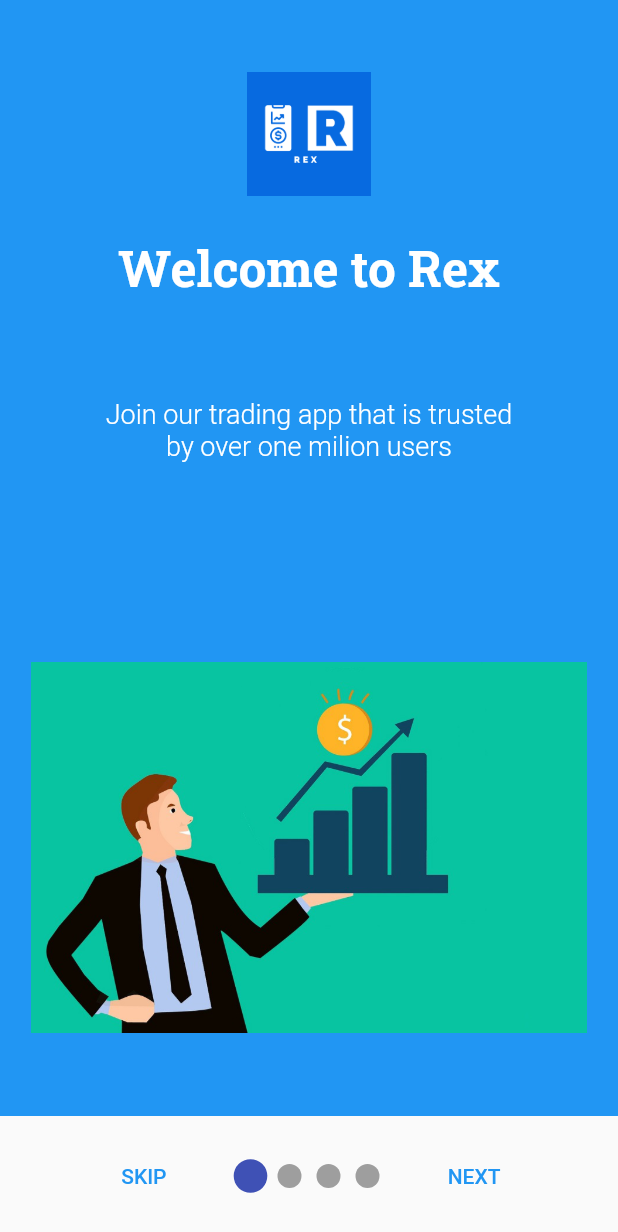
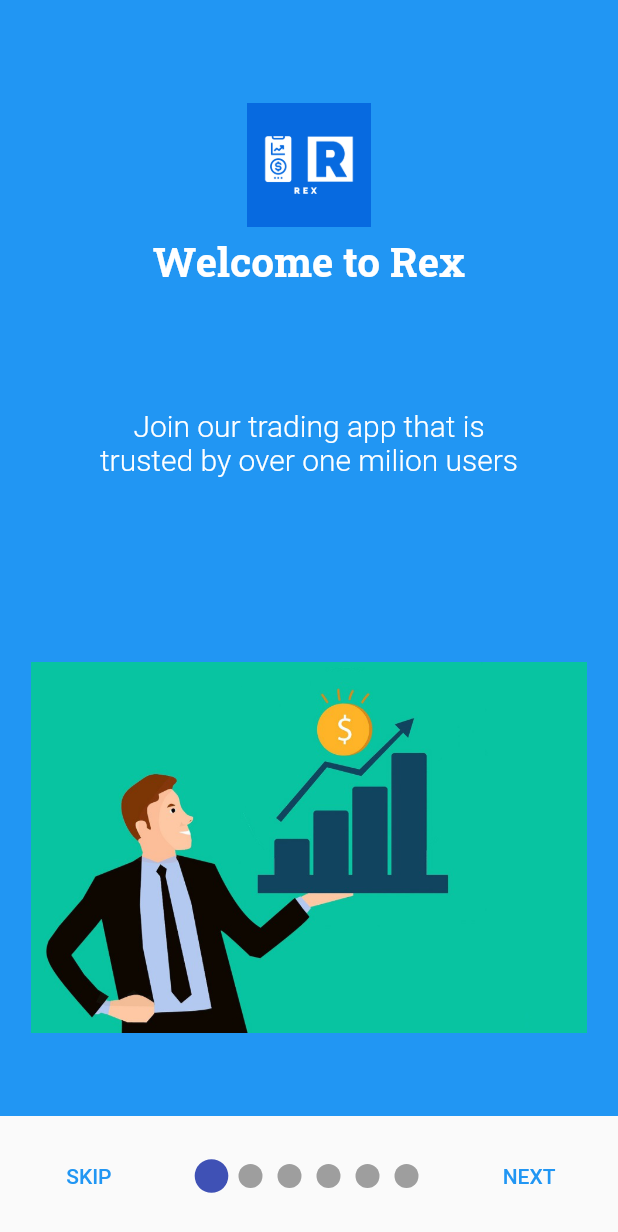
Before and after one commit to Seaclaw/alvinsapp, a Flutter app: the Onboarding screen opened directly, on a phone screen of 412 x 824 dp. Shown: the top 1232 px of the screen. Run offline on Flutter 3.47's test engine with Material 2 defaults, Android fonts, the phone set to English and light mode, and no system bars; drawn by our look-alikes of auto_size_text, smooth_page_indicator; our stand-ins replace shared_preferences; accounts and stored records are empty.

```diff
--- a/lib/main.dart
+++ b/lib/main.dart
@@ -1,8 +1,7 @@
 import 'package:flutter/material.dart';
 import 'package:rex_trading/onboarding.dart';
-
 import 'package:rex_trading/signup.dart';
-//import 'package:flutter/services.dart';
+import 'package:flutter/services.dart';
 import 'package:shared_preferences/shared_preferences.dart';
 //import 'dart:html';
 //import 'package:flutter/rendering.dart';
@@ -14,8 +13,13 @@ int? isViewed;
 
 void main(List<String> args) async {
   WidgetsFlutterBinding.ensureInitialized();
-  SharedPreferences prefs = await SharedPreferences.getInstance();
-  isViewed = prefs.getInt('onBoard');
+  SystemChrome.setPreferredOrientations([
+    DeviceOrientation.portraitUp,
+    DeviceOrientation.portraitDown
+  ]); //disable landscape mode
+
+  //SharedPreferences prefs = await SharedPreferences.getInstance();
+  //isViewed = prefs.getInt('onboard');
   runApp(MyApp());
 }
 
@@ -25,8 +29,11 @@ class MyApp extends StatelessWidget {
   @override
   Widget build(BuildContext context) {
     return MaterialApp(
-        debugShowCheckedModeBanner: false,
-        theme: ThemeData(primarySwatch: Colors.blue),
-        home: isViewed != 0 ? SignUp() : Onboarding());
+        debugShowCheckedModeBanner: false, //don't show debug banner
+        theme: ThemeData(
+            primarySwatch: Colors.blue), //set primary theme colour to blue
+        home: isViewed != 0
+            ? Onboarding()
+            : SignUp()); //if the user has already viewed the onboarding screen, head to the SignUp page otherwise head to the Onboarding screen.
   }
 }
--- a/lib/onboarding.dart
+++ b/lib/onboarding.dart
@@ -1,23 +1,22 @@
-//import 'dart:html';
 import 'package:flutter/material.dart';
 import 'package:rex_trading/signup.dart';
-//import 'package:rex_trading/signup.dart';
 //import 'package:flutter/rendering.dart';
 import 'package:smooth_page_indicator/smooth_page_indicator.dart';
 //import 'package:flutter/services.dart';
 import 'package:shared_preferences/shared_preferences.dart';
 //import 'package:flutter_login/flutter_login.dart';
-//import 'package:firebase_auth/firebase_auth.dart';
+import 'package:auto_size_text/auto_size_text.dart';
 
 class Onboarding extends StatefulWidget {
-  Onboarding({Key? key}) : super(key: key);
+  Onboarding({Key? key})
+      : super(key: key); //create a stateful widget called _onBoarding
   @override
   State<Onboarding> createState() => _OnboardingState();
 }
 
 class _OnboardingState extends State<Onboarding> {
   final controller = PageController();
-  bool isLastPage = false;
+  bool isLastPage = false; //set the variable isLastPage to false
   @override
   void dispose() {
     controller.dispose();
@@ -25,9 +24,10 @@ class _OnboardingState extends State<Onboarding> {
   }
 
   _storeOnBoardInfo() async {
+    //create async function called _storeOnBoardInfo which assists in only showing onboarding screen once
     int isViewed = 0;
     SharedPreferences prefs = await SharedPreferences.getInstance();
-    await prefs.setInt('onBoard', isViewed);
+    await prefs.setInt('onboard', isViewed);
   }
 
   @override
@@ -35,53 +35,81 @@ class _OnboardingState extends State<Onboarding> {
     return Scaffold(
         body: Container(
             child: PageView(
-                controller: controller,
+                controller: controller, //creates the onboarding screen
                 onPageChanged: (index) {
-                  setState(() => isLastPage = index == 3);
+                  setState(() => isLastPage =
+                      index == 5); //specifies the number of pages necessary
                 },
                 children: [
-              buildPage(
+              pageBuild(
+                  //create the first page
                   color: Colors.blue,
                   urlimage: 'asset/stock1.png',
                   title: 'Welcome to Rex',
                   subtitle:
                       'Join our trading app that is trusted by over one milion users',
                   logo: 'asset/rex.png'),
-              buildPage(
+              pageBuild(
+                  //create the second page
                   color: Colors.blue,
                   urlimage: 'asset/photo-1.png',
                   title: 'Crypto and Stocks',
                   subtitle:
                       'Invest in crypto and stocks on the same app and reduce the hassle',
                   logo: 'asset/rex.png'),
-              buildPage(
+              pageBuild(
+                  //create the third page
                   color: Colors.blue,
                   urlimage: 'asset/stock3.png',
                   title: 'Invest in ASX and Wall St.',
                   subtitle: 'Keep up with your portfolio any time of the day',
                   logo: 'asset/rex.png'),
-              buildPage(
+              pageBuild(
+                  //create the fourth page
                   color: Colors.blue,
                   urlimage: 'asset/stock4.png',
                   title: 'Keep up with your capital gains tax',
                   subtitle:
                       'Rex will automatically record any capital gains tax which will reduce the arduous effort when tax season arrives',
+                  logo: 'asset/rex.png'),
+              pageBuild(
+                  //create the fifth page
+                  color: Colors.blue,
+                  urlimage: 'asset/stock5.png',
+                  title: 'Get on-demand support',
+                  subtitle:
+                      'Rex has a function that allows investors to directly contact our customer service team for any queries',
+                  logo: 'asset/rex.png'),
+              pageBuild(
+                  //create the sixth page
+                  color: Colors.blue,
+                  urlimage: 'asset/stock6.png',
+                  title: 'Watch our free training videos',
+                  subtitle:
+                      'Rex offers rookie investors with a series of training videos to help them get started',
                   logo: 'asset/rex.png')
             ])),
-        bottomSheet: isLastPage
+        bottomSheet:
+            isLastPage //boolean variable, if it is the last page then add a 'Let's Go' button
                 ? TextButton(
                     style: TextButton.styleFrom(
+                      shape: RoundedRectangleBorder(
+                          borderRadius: BorderRadius.circular(0)),
                       primary: Colors.white,
                       backgroundColor: Colors.blue.shade700,
-                    minimumSize: const Size(800, 80)),
+                      minimumSize: const Size.fromHeight(
+                          80), //size, shape and colour of button
+                    ),
                     onPressed: () async {
                       await _storeOnBoardInfo();
-                  Navigator.of(context).pushReplacement(
-                      MaterialPageRoute(builder: (context) => SignUp()));
+                      Navigator.of(context).pushReplacement(MaterialPageRoute(
+                          builder: (context) =>
+                              SignUp())); //once the SKIP button is pressed, navigate to the SignUp screen
                     },
-                child: const Text('Let\'s Go', style: TextStyle(fontSize: 24)))
+                    child:
+                        const Text('Let\'s Go', style: TextStyle(fontSize: 24)))
                 : Container(
-                padding: const EdgeInsets.symmetric(horizontal: 50),
+                    padding: const EdgeInsets.all(8),
                     height: 80,
                     child: Row(
                         mainAxisAlignment: MainAxisAlignment.spaceAround,
@@ -98,98 +126,131 @@ class _OnboardingState extends State<Onboarding> {
                           Center(
                               child: SmoothPageIndicator(
                                   controller: controller,
-                              count: 4,
+                                  count:
+                                      6, //the progress bar in the middle of the bottomsheet (6 circles)
                                   effect: ScaleEffect(),
                                   onDotClicked: (index) => controller.animateToPage(
                                       index,
-                                  duration: const Duration(milliseconds: 500),
-                                  curve: Curves.easeIn))),
+                                      duration:
+                                          const Duration(milliseconds: 500),
+                                      curve: Curves
+                                          .fastLinearToSlowEaseIn))), //transition between pages
                           TextButton(
                               child: const Text('NEXT'),
                               onPressed: () => controller.nextPage(
+                                  //'NEXT' button which causes the next page to display
                                   duration: const Duration(milliseconds: 500),
-                              curve: Curves.decelerate))
+                                  curve: Curves
+                                      .decelerate)) //transition between pages
                         ])));
   }
 
-//new method called buildPage that will define the structure of each page in the onboarding screen
-  Widget buildPage({
-    required Color color,
-    required String urlimage,
+//new method called pageBuild that will define the structure of each page in the onboarding screen
+  Widget pageBuild({
+    required Color color, //background colour
+    required String urlimage, //the complementary image
     required String title,
     required String subtitle,
     required String logo,
   }) =>
       Container(
-          width: MediaQuery.of(this.context).size.width,
-          height: MediaQuery.of(this.context).size.height,
+          width: MediaQuery.of(this.context)
+              .size
+              .width, //create a container with the width of the size of the screen
+          height: MediaQuery.of(this.context)
+              .size
+              .height, //create a container with the height of the size of the screen
           child: Stack(children: [
             Container(
-                padding: const EdgeInsets.only(bottom: 100),
+                padding: const EdgeInsets.only(
+                    bottom:
+                        100), //create an inset of 100 pixels from the bottom
                 decoration: BoxDecoration(
                   color: color, //background colour
                 )),
             Padding(
-                padding: const EdgeInsets.all(10),
+                padding: const EdgeInsets.all(
+                    10), //create a margin of 10 pixels from all sides
                 child: Align(
-                  alignment: Alignment(0, 0.55),
+                  alignment: Alignment(0, 0.55), //align the image
                   child: Container(
-                      width: MediaQuery.of(context).size.width * 0.9,
-                      height: MediaQuery.of(context).size.height * 0.3,
+                      width: MediaQuery.of(context).size.width *
+                          0.9, //make the image 90% of the width of the screen
+                      height: MediaQuery.of(context).size.height *
+                          0.3, //make the image 30% of the height of the screen
                       child: Image.asset(
                         urlimage, //image
-                        width: double.infinity,
+                        width: double
+                            .infinity, //occupies the space of the container
                         fit: BoxFit.cover,
                       )),
                 )),
             Padding(
-              padding: const EdgeInsets.all(15),
+              padding: const EdgeInsets.all(
+                  15), //create a margin og 15 pixels on all sides
               child: Align(
-                  alignment: Alignment(0, -0.55),
+                  alignment: Alignment(0, -0.55), //align the title
                   child: Container(
-                    width: MediaQuery.of(this.context).size.width * 0.8,
-                    height: MediaQuery.of(this.context).size.height * 0.2,
-                    child: Text(title,
-                        textAlign: TextAlign.center,
+                    width: MediaQuery.of(this.context).size.width *
+                        0.8, //make a container with the width of 80% of the screen
+                    height: MediaQuery.of(this.context).size.height *
+                        0.2, //make a container with the height of 20% of the screen
+                    child: AutoSizeText(
+                      title,
+                      textAlign: TextAlign
+                          .center, //align the text to the centre of the container
+                      maxLines:
+                          2, //make the maximum number of lines required for the title to be 2
+                      minFontSize: 24, //the minimum font size is 24
+                      maxFontSize: 35, //the maximum font size is 35
                       style: TextStyle(
-                            color: Colors.white,
-                            fontSize: 33,
-                            fontFamily: 'Roboto Slab',
-                            fontWeight: FontWeight.bold)), //title
+                          color: Colors.white, //font colour
+                          fontSize:
+                              27, //default font size is 27 (this will change depending on the size of the screen and the max/min font values)
+                          fontFamily: 'Roboto Slab', //font style
+                          fontWeight: FontWeight.bold), //bolded font
+                    ),
                   )),
             ),
             Padding(
-              padding: const EdgeInsets.all(10),
+              padding: const EdgeInsets.all(
+                  10), //create a margin of 10 pixels on all sides of the screen
               child: Align(
-                alignment: Alignment(0, -0.2),
+                alignment: Alignment(0, -0.18), //align the subtitle
                 child: Container(
-                  width: MediaQuery.of(context).size.width * 0.7,
-                  height: MediaQuery.of(context).size.height * 0.2,
-                  child: Text(
-                    subtitle,
-                    textAlign: TextAlign.center,
+                    width: MediaQuery.of(context).size.width *
+                        0.7, //make a container with the width of 70% of the screen
+                    height: MediaQuery.of(context).size.height *
+                        0.2, //make a container with the height of 20% of the screen
+                    child: AutoSizeText(subtitle, //subtitle writing
+                        textAlign: TextAlign
+                            .center, //align the subtitle to the centre of the container
+                        maxLines:
+                            4, //make the maximum number of lines for the subtitle to be four
+                        minFontSize: 17, //minimum font size is 17
+                        maxFontSize: 24, //minimum font size is 24
                         style: TextStyle(
-                      color: Colors.white,
-                      fontSize: 18,
-                      fontWeight: FontWeight.w300, //subtitle
-                    ),
-                  ),
-                ),
+                            color: Colors.white, //font colour is white
+                            fontSize:
+                                20, //default font size is 20 (this will change depending on the size of the screen and the max/min font values)
+                            fontWeight: FontWeight.w300))),
               ),
             ),
             Padding(
-              padding: const EdgeInsets.all(15),
+              padding: const EdgeInsets.all(
+                  15), //create a margin on all sides of 15 pixels
               child: Align(
-                alignment: Alignment(0, -0.9),
+                alignment: Alignment(0, -0.96), //align the image
                 child: Container(
                   child: Container(
-                    width: MediaQuery.of(context).size.width * 0.2,
-                    height: MediaQuery.of(context).size.height * 0.2,
-                    alignment: Alignment(0, -0.96),
+                    width: MediaQuery.of(context).size.width *
+                        0.2, //create a container with the width of 20% of the screen's width
+                    height: MediaQuery.of(context).size.height *
+                        0.2, //create a container with the height of 20% of the screen's height
                     child: Image.asset(
                       logo,
                       fit: BoxFit.contain,
-                      width: double.infinity, //logo
+                      width: double.infinity, //fit the image into the container
                     ),
                   ),
                 ),
```
Also changed, not shown: pubspec.yaml (+9 -7 lines), asset/stock5.png (added), asset/stock6.png (added), pubspec.lock, 8 other files. Lines whose indentation alone changed are shown as unchanged.
